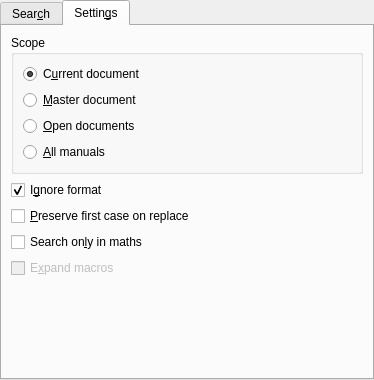
Old version of the form src/frontends/qt/ui/FindAndReplaceUi.ui in the repository cburschka/lyx.
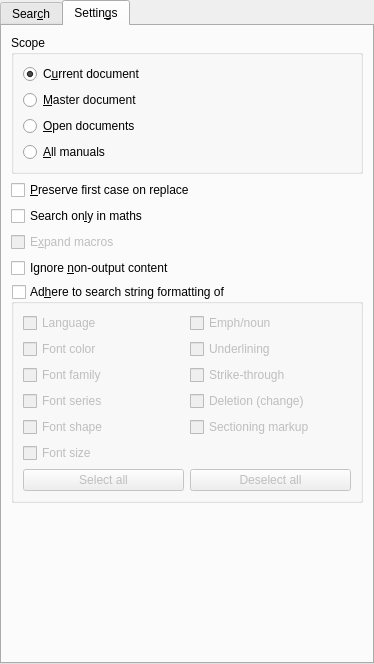
New version of the form. The open tabs and pages were chosen to show the change. Custom widgets are drawn as their Qt base class.

Commit message: Add GUI for search-ignore

```diff
--- a/src/frontends/qt/ui/FindAndReplaceUi.ui
+++ b/src/frontends/qt/ui/FindAndReplaceUi.ui
@@ -7,7 +7,7 @@
     <x>0</x>
     <y>0</y>
     <width>374</width>
-    <height>380</height>
+    <height>664</height>
    </rect>
   </property>
   <property name="windowTitle">
@@ -263,7 +263,7 @@
    <attribute name="title">
     <string>Settin&amp;gs</string>
    </attribute>
-   <layout class="QVBoxLayout" name="dynamicLayoutAdvanced_" stretch="0,0,1">
+   <layout class="QVBoxLayout" name="dynamicLayoutAdvanced_" stretch="0,0,0,1">
     <item>
      <widget class="QGroupBox" name="groupBox_2">
       <property name="enabled">
@@ -365,32 +365,6 @@
        <enum>QLayout::SetMinimumSize</enum>
       </property>
       <item row="3" column="0">
-       <widget class="QCheckBox" name="OnlyMaths">
-        <property name="toolTip">
-         <string>Restrict search to math environments only</string>
-        </property>
-        <property name="text">
-         <string>Search on&amp;ly in maths</string>
-        </property>
-       </widget>
-      </item>
-      <item row="1" column="0">
-       <widget class="QCheckBox" name="ignoreFormatCB">
-        <property name="enabled">
-         <bool>true</bool>
-        </property>
-        <property name="toolTip">
-         <string>If unchecked, the search will be limited to occurrences of the selected text and paragraph style</string>
-        </property>
-        <property name="text">
-         <string>I&amp;gnore format</string>
-        </property>
-        <property name="checked">
-         <bool>true</bool>
-        </property>
-       </widget>
-      </item>
-      <item row="4" column="0">
        <widget class="QCheckBox" name="expandMacrosCB">
         <property name="enabled">
          <bool>false</bool>
@@ -401,6 +375,16 @@
        </widget>
       </item>
       <item row="2" column="0">
+       <widget class="QCheckBox" name="OnlyMaths">
+        <property name="toolTip">
+         <string>Restrict search to math environments only</string>
+        </property>
+        <property name="text">
+         <string>Search on&amp;ly in maths</string>
+        </property>
+       </widget>
+      </item>
+      <item row="1" column="0">
        <widget class="QCheckBox" name="keepCaseCB">
         <property name="toolTip">
          <string>Keep the case of the replacement's first letter as in each matching text first letter</string>
@@ -423,8 +407,127 @@
         </property>
        </spacer>
       </item>
+      <item row="4" column="0">
+       <widget class="QCheckBox" name="ignoreNonOutputCB">
+        <property name="toolTip">
+         <string>Do not search in content that is not output (e.g., notes)</string>
+        </property>
+        <property name="text">
+         <string>Ignore &amp;non-output content</string>
+        </property>
+       </widget>
+      </item>
      </layout>
     </item>
+    <item>
+     <widget class="QGroupBox" name="adhereFormatGB">
+      <property name="toolTip">
+       <string>If the search string is formatted in a non-default way, only find strings formatted like the search string in the checked respects</string>
+      </property>
+      <property name="title">
+       <string>Ad&amp;here to search string formatting of</string>
+      </property>
+      <property name="checkable">
+       <bool>true</bool>
+      </property>
+      <property name="checked">
+       <bool>false</bool>
+      </property>
+      <layout class="QGridLayout" name="gridLayout_4">
+       <item row="2" column="1">
+        <widget class="QCheckBox" name="adhereStrikeCB">
+         <property name="text">
+          <string>Strike-through</string>
+         </property>
+        </widget>
+       </item>
+       <item row="3" column="0">
+        <widget class="QCheckBox" name="adhereFSeriesCB">
+         <property name="text">
+          <string>Font series</string>
+         </property>
+        </widget>
+       </item>
+       <item row="1" column="0">
+        <widget class="QCheckBox" name="adhereColorCB">
+         <property name="text">
+          <string>Font color</string>
+         </property>
+        </widget>
+       </item>
+       <item row="0" column="1">
+        <widget class="QCheckBox" name="adhereMarkupCB">
+         <property name="text">
+          <string>Emph/noun</string>
+         </property>
+        </widget>
+       </item>
+       <item row="6" column="1">
+        <widget class="QPushButton" name="deselectAllPB">
+         <property name="text">
+          <string>Deselect all</string>
+         </property>
+        </widget>
+       </item>
+       <item row="2" column="0">
+        <widget class="QCheckBox" name="adhereFFamilyCB">
+         <property name="text">
+          <string>Font family</string>
+         </property>
+        </widget>
+       </item>
+       <item row="0" column="0">
+        <widget class="QCheckBox" name="adhereLanguageCB">
+         <property name="text">
+          <string>Language</string>
+         </property>
+        </widget>
+       </item>
+       <item row="4" column="1">
+        <widget class="QCheckBox" name="adhereSectioningCB">
+         <property name="text">
+          <string>Sectioning markup</string>
+         </property>
+        </widget>
+       </item>
+       <item row="3" column="1">
+        <widget class="QCheckBox" name="adhereDeletedCB">
+         <property name="text">
+          <string>Deletion (change)</string>
+         </property>
+        </widget>
+       </item>
+       <item row="1" column="1">
+        <widget class="QCheckBox" name="adhereUnderlineCB">
+         <property name="text">
+          <string>Underlining</string>
+         </property>
+        </widget>
+       </item>
+       <item row="4" column="0">
+        <widget class="QCheckBox" name="adhereFShapeCB">
+         <property name="text">
+          <string>Font shape</string>
+         </property>
+        </widget>
+       </item>
+       <item row="6" column="0">
+        <widget class="QPushButton" name="selectAllPB">
+         <property name="text">
+          <string>Select all</string>
+         </property>
+        </widget>
+       </item>
+       <item row="5" column="0">
+        <widget class="QCheckBox" name="adhereFSizeCB">
+         <property name="text">
+          <string>Font size</string>
+         </property>
+        </widget>
+       </item>
+      </layout>
+     </widget>
+    </item>
     <item>
      <spacer name="verticalSpacer_2">
       <property name="orientation">
```
The commit also changes 2 other files.
